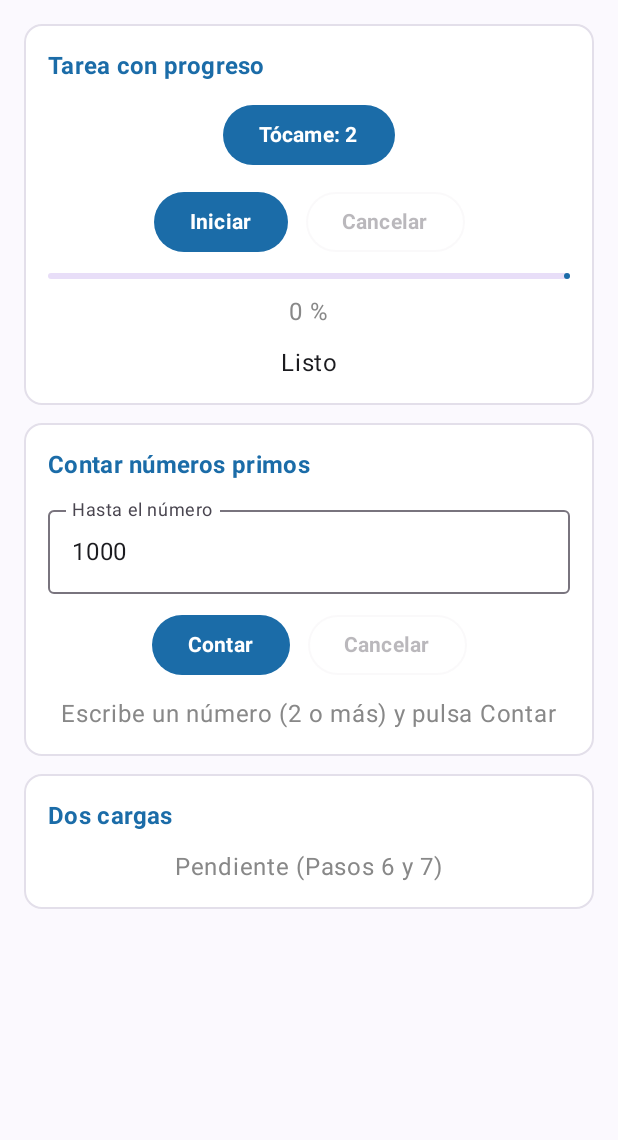
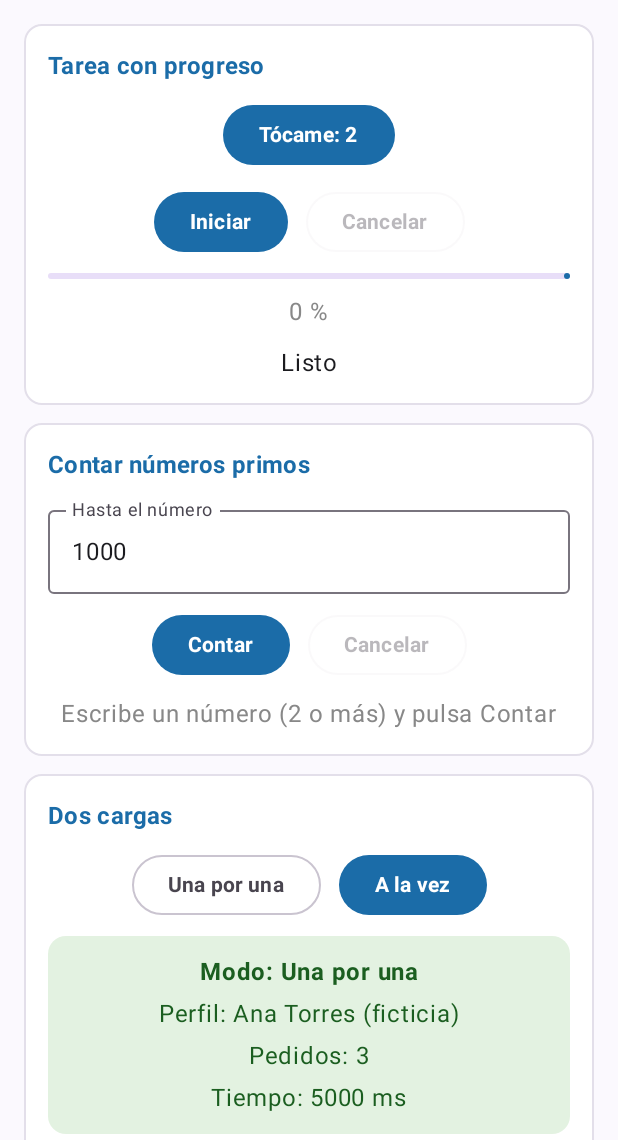
Before and after one commit to LuisMaldo3/CentroTareas, an Android app built with Jetpack Compose: the screen it shows after launch (MainActivity), after a tap on an icon or button, on a phone screen of 412 x 824 dp, the part 96-1236 px from its top. Run offline under Robolectric (Android 15) with nearby library versions, the phone set to English and light mode, and no system bars; 2 other taps on this screen came first.

Commit message:
feat(carga): compara carga secuencial y en paralelo con async

```diff
--- a/app/src/main/java/com/maldonado/centrotareas/ui/PantallaTareas.kt
+++ b/app/src/main/java/com/maldonado/centrotareas/ui/PantallaTareas.kt
@@ -40,6 +40,7 @@ import androidx.compose.ui.graphics.Color
 import androidx.compose.ui.text.font.FontWeight
 import androidx.compose.ui.text.input.KeyboardType
 import androidx.compose.ui.unit.dp
+import com.maldonado.centrotareas.model.CargaUi
 import com.maldonado.centrotareas.model.PrimosUi
 import com.maldonado.centrotareas.viewmodel.TareasViewModel
 import kotlin.math.roundToInt
@@ -166,9 +167,43 @@ private fun TarjetaPrimos(vm: TareasViewModel) {
 // ---------- Tarjeta 3: dos cargas (pasos 6 y 7) ----------
 @Composable
 private fun TarjetaCargas(vm: TareasViewModel) {
+    val carga by vm.carga.collectAsState()
+    val cargando = carga is CargaUi.Cargando
+
     Tarjeta("Dos cargas") {
-        // TODO Pasos 6 y 7: botones Una por una / A la vez, interruptor y resultado
-        Text("Pendiente (Pasos 6 y 7)", color = Color.Gray)
+        // Los botones se deshabilitan mientras carga (no hay segunda carga)
+        Row(horizontalArrangement = Arrangement.spacedBy(12.dp)) {
+            OutlinedButton(onClick = { vm.cargarUnaPorUna() }, enabled = !cargando) {
+                Text("Una por una", fontWeight = FontWeight.Bold)
+            }
+            Button(onClick = { vm.cargarALaVez() }, enabled = !cargando) {
+                Text("A la vez", fontWeight = FontWeight.Bold)
+            }
+        }
+
+        when (val estado = carga) {
+            CargaUi.Inicial -> Text("Elige cómo cargar el perfil y los pedidos", color = Color.Gray)
+            CargaUi.Cargando -> Row(
+                horizontalArrangement = Arrangement.spacedBy(8.dp),
+                verticalAlignment = Alignment.CenterVertically
+            ) {
+                CircularProgressIndicator(modifier = Modifier.size(20.dp), strokeWidth = 2.dp)
+                Text("Cargando...")
+            }
+            is CargaUi.Exito -> RecuadroExito {
+                Text("Modo: ${estado.modo}", fontWeight = FontWeight.Bold)
+                Text("Perfil: ${estado.perfil}")
+                Text("Pedidos: ${estado.pedidos}")
+                Text("Tiempo: ${estado.milisegundos} ms")
+            }
+            is CargaUi.Error -> Text(estado.mensaje, color = MaterialTheme.colorScheme.error)
+        }
+
+        Text(
+            "«Una por una» tarda ≈ 5000 ms · «A la vez» ≈ 3000 ms",
+            color = Color.Gray,
+            style = MaterialTheme.typography.bodySmall
+        )
     }
 }
 
--- a/app/src/main/java/com/maldonado/centrotareas/viewmodel/TareasViewModel.kt
+++ b/app/src/main/java/com/maldonado/centrotareas/viewmodel/TareasViewModel.kt
@@ -9,6 +9,8 @@ import com.maldonado.centrotareas.model.PrimosUi
 import kotlinx.coroutines.CancellationException
 import kotlinx.coroutines.Dispatchers
 import kotlinx.coroutines.Job
+import kotlinx.coroutines.async
+import kotlinx.coroutines.coroutineScope
 import kotlinx.coroutines.delay
 import kotlinx.coroutines.flow.MutableStateFlow
 import kotlinx.coroutines.flow.StateFlow
@@ -101,6 +103,36 @@ class TareasViewModel(private val repo: TareasRepository) : ViewModel() {
     // ----- Dos cargas (pasos 6 y 7)
     private val _carga = MutableStateFlow<CargaUi>(CargaUi.Inicial)
     val carga: StateFlow<CargaUi> = _carga.asStateFlow()
-    // TODO Paso 6: fun cargarUnaPorUna() y fun cargarALaVez()
+
+    // Paso 6a: una por una -> primero el perfil (2 s) y DESPUÉS los pedidos (3 s) ≈ 5 s
+    fun cargarUnaPorUna() = cargar("Una por una") {
+        val perfil = repo.cargarPerfil()
+        val pedidos = repo.cargarPedidos(false)
+        Pair(perfil, pedidos)
+    }
+
+    // Paso 6b: a la vez -> las dos llamadas arrancan juntas con async
+    // y se esperan con await(): tarda lo que la más lenta ≈ 3 s
+    fun cargarALaVez() = cargar("A la vez") {
+        coroutineScope {
+            val perfil = async { repo.cargarPerfil() }
+            val pedidos = async { repo.cargarPedidos(false) }
+            Pair(perfil.await(), pedidos.await())
+        }
+    }
+
+    // Lógica común: estado Cargando, medir el tiempo y publicar el Exito
+    private fun cargar(modo: String, bloque: suspend () -> Pair<String, List<String>>) {
+        if (_carga.value is CargaUi.Cargando) return // no lanza una segunda carga
+
+        viewModelScope.launch {
+            _carga.value = CargaUi.Cargando
+            val inicio = System.currentTimeMillis()
+            val (perfil, pedidos) = bloque()
+            val ms = System.currentTimeMillis() - inicio
+            _carga.value = CargaUi.Exito(modo, perfil, pedidos.size, ms)
+        }
+    }
+
     // TODO Paso 7: simularError y manejo de errores
 }
```
